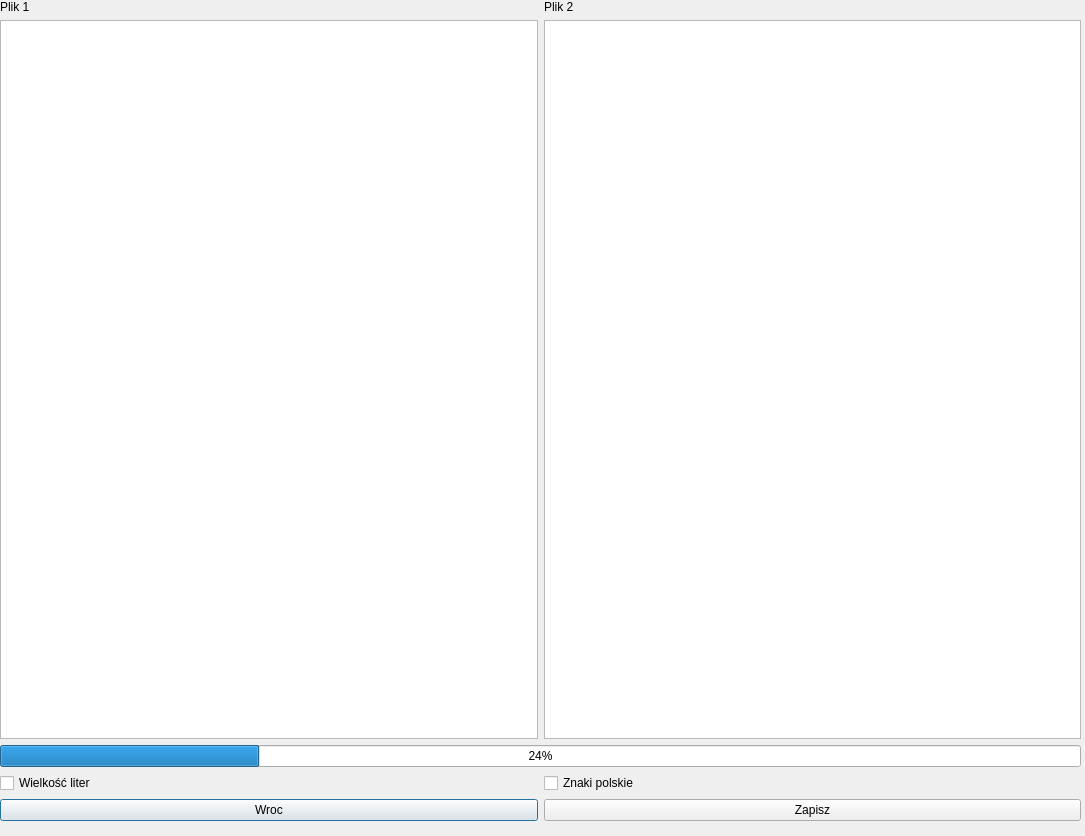
Above: layout2.ui from szymi18/DuoPliko before the change. Below: the same form after it.
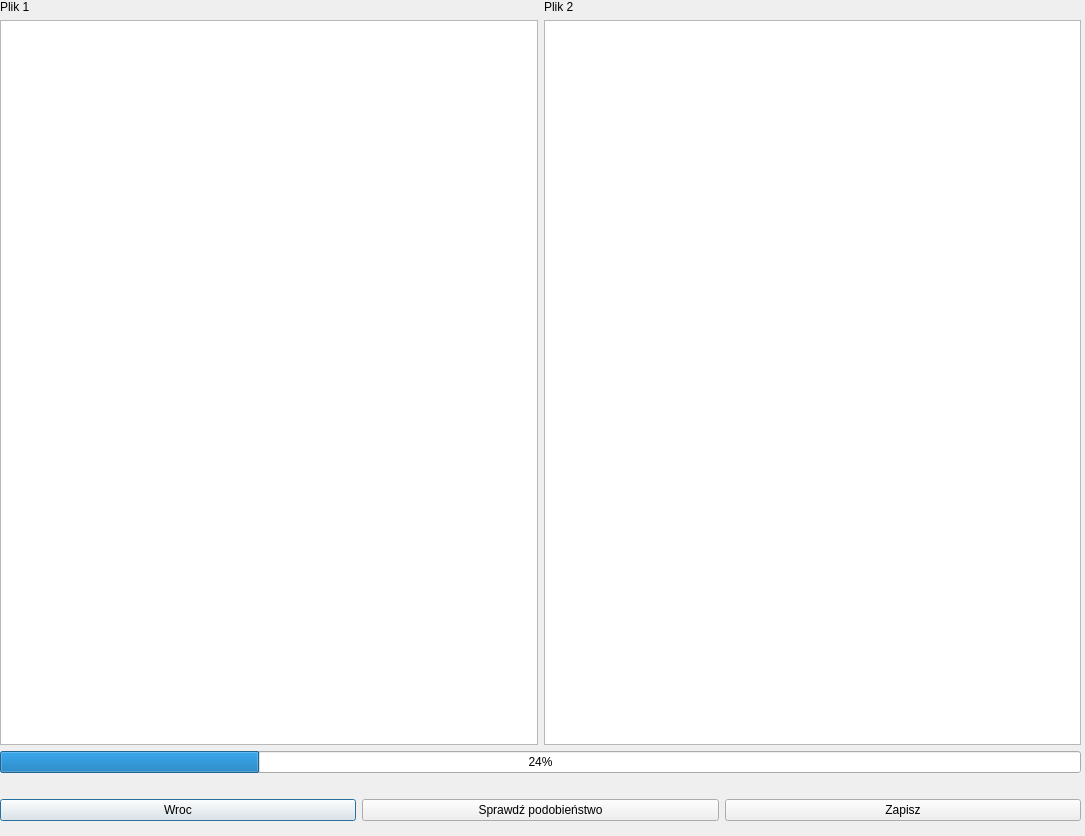
That is the form after the change.

What changed in the file:
```diff
--- a/layout2.ui
+++ b/layout2.ui
@@ -59,22 +59,20 @@
      </widget>
     </item>
     <item>
-     <layout class="QHBoxLayout" name="horizontalLayout_2">
-      <item>
-       <widget class="QCheckBox" name="checkBox_2">
-        <property name="text">
-         <string>Wielkość liter</string>
-        </property>
-       </widget>
+     <layout class="QHBoxLayout" name="horizontalLayout_2"/>
       </item>
       <item>
-       <widget class="QCheckBox" name="checkBox">
+     <widget class="QLabel" name="user_info2">
+      <property name="styleSheet">
+       <string notr="true">color: red</string>
+      </property>
         <property name="text">
-         <string>Znaki polskie</string>
-        </property>
-       </widget>
-      </item>
-     </layout>
+       <string/>
+      </property>
+      <property name="alignment">
+       <set>Qt::AlignCenter</set>
+      </property>
+     </widget>
     </item>
     <item>
      <layout class="QHBoxLayout" name="horizontalLayout_3">
@@ -85,6 +83,13 @@
         </property>
        </widget>
       </item>
+      <item>
+       <widget class="QPushButton" name="file_compare_button">
+        <property name="text">
+         <string>Sprawdź podobieństwo</string>
+        </property>
+       </widget>
+      </item>
       <item>
        <widget class="QPushButton" name="save">
         <property name="text">
```
Lines whose indentation alone changed are shown as unchanged.
